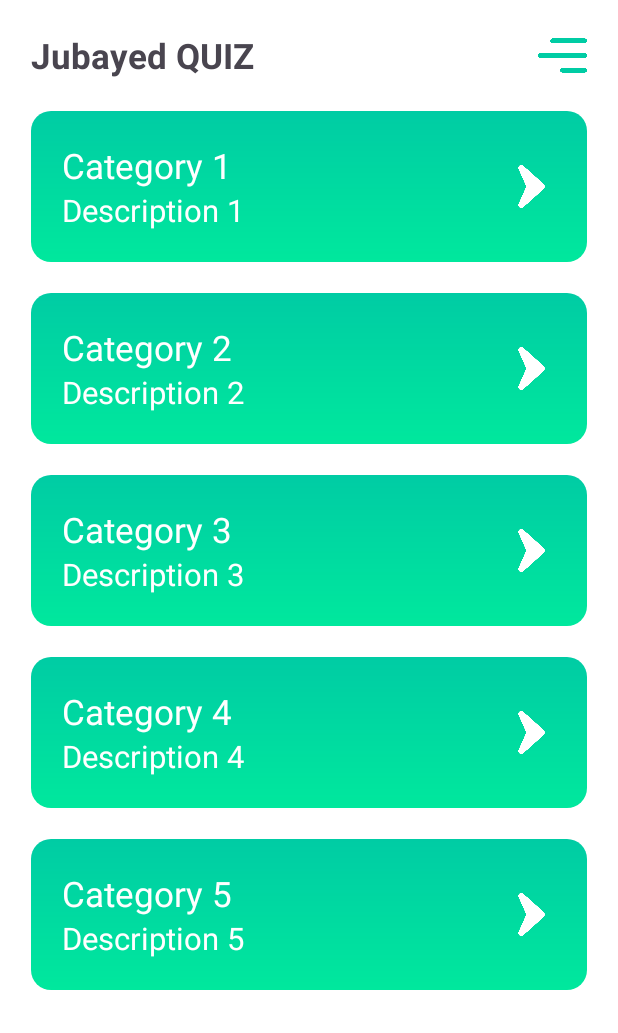
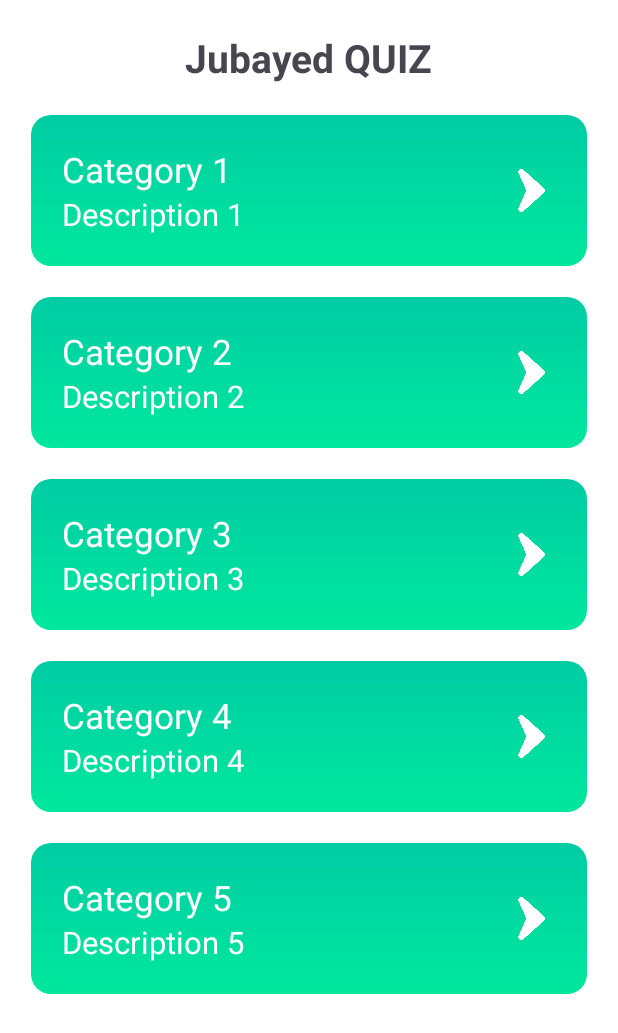
Before and after one commit to Jubayed-A/OIBSIP-Quiz-App, an Android app: the screen it shows after launch (MainActivity), on a phone screen of 412 x 824 dp. Shown: the top 1033 px of the screen. Run offline under Robolectric (Android 15) with nearby library versions, the phone set to English and light mode, and no system bars; our stand-ins replace sdp/ssp sizes.

Commit message:
Quiz application

```diff
--- a/InJava/app/src/main/res/layout/fragment_home.xml
+++ b/InJava/app/src/main/res/layout/fragment_home.xml
@@ -18,24 +18,13 @@
             android:layout_width="wrap_content"
             android:layout_height="wrap_content"
             android:text="Jubayed QUIZ"
-            android:textSize="@dimen/_18ssp"
+            android:textSize="@dimen/_20ssp"
             android:textStyle="bold"
             app:layout_constraintBottom_toBottomOf="parent"
+            app:layout_constraintEnd_toEndOf="parent"
             app:layout_constraintStart_toStartOf="parent"
             app:layout_constraintTop_toTopOf="parent" />
 
-        <ImageView
-            android:id="@+id/menu"
-            android:layout_width="@dimen/_25sdp"
-            android:layout_height="@dimen/_25sdp"
-            android:contentDescription="@string/this_is_a_arrow_icon"
-            android:src="@drawable/menu"
-            app:layout_constraintBottom_toBottomOf="parent"
-            app:layout_constraintEnd_toEndOf="parent"
-            app:layout_constraintHorizontal_bias="1.0"
-            app:layout_constraintStart_toEndOf="@+id/title"
-            app:layout_constraintTop_toTopOf="parent"
-            app:tint="@color/first" />
 
     </androidx.constraintlayout.widget.ConstraintLayout>
 
```
